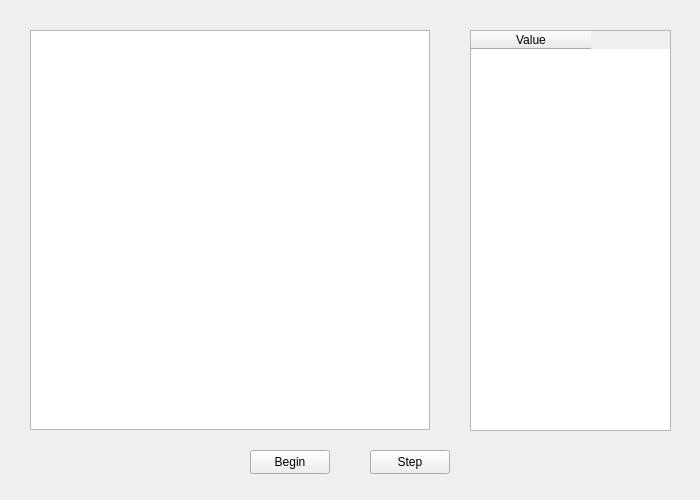
Old version of the form ctc.ui in the repository KailinLi/Crash-Tolerant-Consensus.
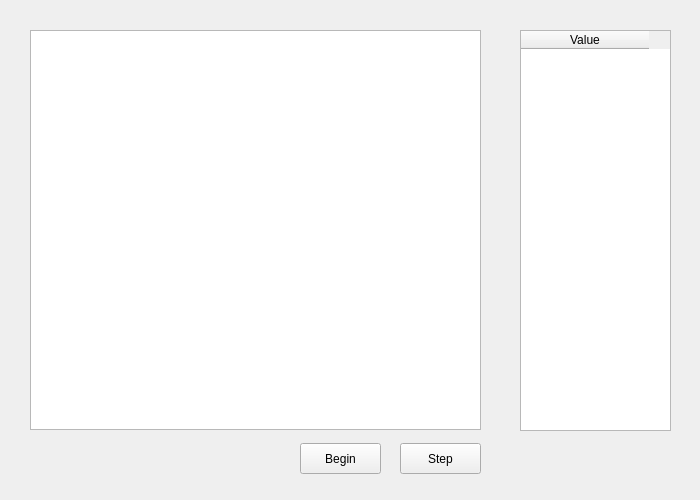
New version of the form.

Diff of the .ui file:
```diff
--- a/ctc.ui
+++ b/ctc.ui
@@ -16,10 +16,10 @@
   <widget class="QPushButton" name="pushButton">
    <property name="geometry">
     <rect>
-     <x>250</x>
-     <y>450</y>
-     <width>80</width>
-     <height>24</height>
+     <x>300</x>
+     <y>443</y>
+     <width>81</width>
+     <height>31</height>
     </rect>
    </property>
    <property name="text">
@@ -29,10 +29,10 @@
   <widget class="QPushButton" name="step">
    <property name="geometry">
     <rect>
-     <x>370</x>
-     <y>450</y>
-     <width>80</width>
-     <height>24</height>
+     <x>400</x>
+     <y>443</y>
+     <width>81</width>
+     <height>31</height>
     </rect>
    </property>
    <property name="text">
@@ -44,7 +44,7 @@
     <rect>
      <x>30</x>
      <y>30</y>
-     <width>400</width>
+     <width>451</width>
      <height>400</height>
     </rect>
    </property>
@@ -52,14 +52,14 @@
   <widget class="QTableWidget" name="tableWidget">
    <property name="geometry">
     <rect>
-     <x>470</x>
+     <x>520</x>
      <y>30</y>
-     <width>201</width>
+     <width>151</width>
      <height>401</height>
     </rect>
    </property>
    <attribute name="horizontalHeaderDefaultSectionSize">
-    <number>120</number>
+    <number>128</number>
    </attribute>
    <column>
     <property name="text">
@@ -67,6 +67,45 @@
     </property>
    </column>
   </widget>
+  <widget class="QLabel" name="currentlabel">
+   <property name="geometry">
+    <rect>
+     <x>40</x>
+     <y>450</y>
+     <width>241</width>
+     <height>21</height>
+    </rect>
+   </property>
+   <property name="font">
+    <font>
+     <pointsize>15</pointsize>
+    </font>
+   </property>
+   <property name="text">
+    <string/>
+   </property>
+  </widget>
+  <widget class="QLabel" name="label">
+   <property name="geometry">
+    <rect>
+     <x>510</x>
+     <y>450</y>
+     <width>161</width>
+     <height>21</height>
+    </rect>
+   </property>
+   <property name="font">
+    <font>
+     <pointsize>15</pointsize>
+    </font>
+   </property>
+   <property name="text">
+    <string/>
+   </property>
+   <property name="alignment">
+    <set>Qt::AlignCenter</set>
+   </property>
+  </widget>
  </widget>
  <layoutdefault spacing="6" margin="11"/>
  <resources/>
```
